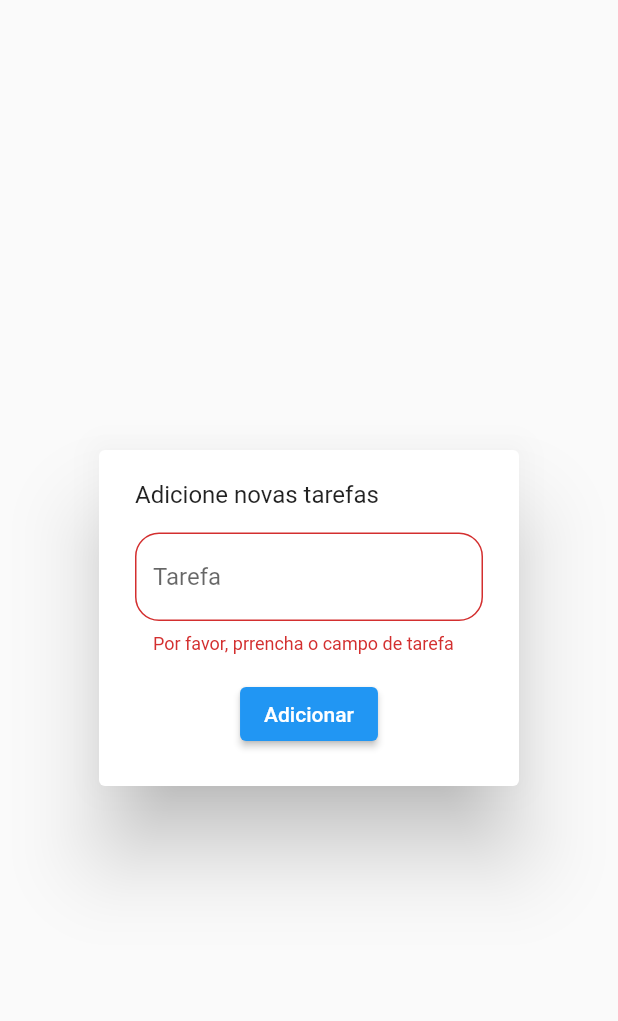
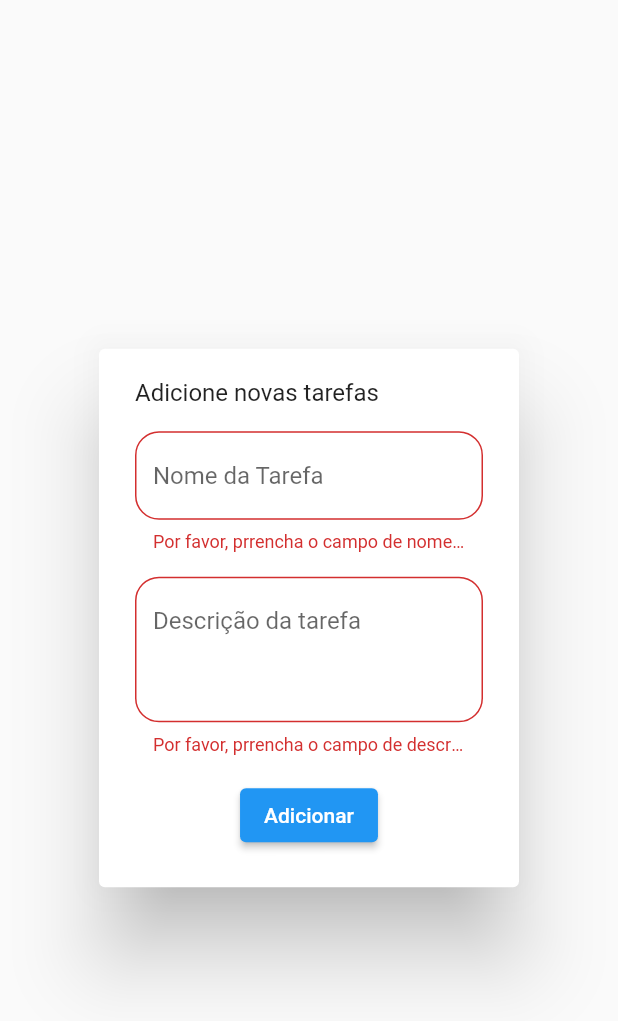
Before and after one commit to Barba2k2/lista_de_tarefas_tpc, a Flutter app: the AddTodoWidget widget shown alone on an empty page, opened directly with empty values, after a tap on "Adicionar", on a phone screen of 412 x 824 dp. Shown: the top 1021 px of the screen. Run offline on Flutter 3.47's test engine with Material 3 defaults, Android fonts, the phone set to English and light mode, and no system bars; our stand-ins replace freezed_annotation, go_router; network calls fail.

Commit message:
Atualizar widget AddTodoWidget para incluir campos de nome e descrição da tarefa, melhorando a validação e a experiência do usuário ao adicionar novas tarefas.

```diff
--- a/lib/ui/todo/widgtes/add_todo_widget.dart
+++ b/lib/ui/todo/widgtes/add_todo_widget.dart
@@ -16,7 +16,8 @@ class AddTodoWidget extends StatefulWidget {
 
 class _AddTodoWidgetState extends State<AddTodoWidget> {
   final _formKey = GlobalKey<FormState>();
-  final _todoEC = TextEditingController();
+  final _todoNameEC = TextEditingController();
+  final _descriptionEC = TextEditingController();
 
   @override
   void initState() {
@@ -67,7 +68,8 @@ class _AddTodoWidgetState extends State<AddTodoWidget> {
 
   @override
   void dispose() {
-    _todoEC.dispose();
+    _todoNameEC.dispose();
+    _descriptionEC.dispose();
     widget.todoViewModel.addTodo.removeListener(_onResult);
     super.dispose();
   }
@@ -76,6 +78,7 @@ class _AddTodoWidgetState extends State<AddTodoWidget> {
   Widget build(BuildContext context) {
     return AlertDialog(
       content: IntrinsicHeight(
+        child: SingleChildScrollView(
           child: Form(
             key: _formKey,
             child: Column(
@@ -87,16 +90,33 @@ class _AddTodoWidgetState extends State<AddTodoWidget> {
                   ],
                 ),
                 TextFormField(
-                controller: _todoEC,
+                  controller: _todoNameEC,
                   decoration: InputDecoration(
-                  hintText: 'Tarefa',
+                    hintText: 'Nome da Tarefa',
                     border: OutlineInputBorder(
                       borderRadius: BorderRadius.circular(16),
                     ),
                   ),
                   validator: (value) {
                     if (value == null || value.trim() == '') {
-                    return 'Por favor, prrencha o campo de tarefa';
+                      return 'Por favor, prrencha o campo de nome da tarefa';
+                    }
+                    return null;
+                  },
+                ),
+                TextFormField(
+                  minLines: 3,
+                  maxLines: null,
+                  controller: _descriptionEC,
+                  decoration: InputDecoration(
+                    hintText: 'Descrição da tarefa',
+                    border: OutlineInputBorder(
+                      borderRadius: BorderRadius.circular(16),
+                    ),
+                  ),
+                  validator: (value) {
+                    if (value == null || value.trim() == '') {
+                      return 'Por favor, prrencha o campo de descrição da tarefa';
                     }
                     return null;
                   },
@@ -105,7 +125,11 @@ class _AddTodoWidgetState extends State<AddTodoWidget> {
                   onPressed: () {
                     if (_formKey.currentState?.validate() == true) {
                       widget.todoViewModel.addTodo.execute(
-                      (_todoEC.text, "", false), //
+                        (
+                          _todoNameEC.text, //
+                          _descriptionEC.text, //
+                          false,
+                        ), //
                       );
                     }
                   },
@@ -115,6 +139,7 @@ class _AddTodoWidgetState extends State<AddTodoWidget> {
             ),
           ),
         ),
+      ),
     );
   }
 }
```
Lines whose indentation alone changed are shown as unchanged.
